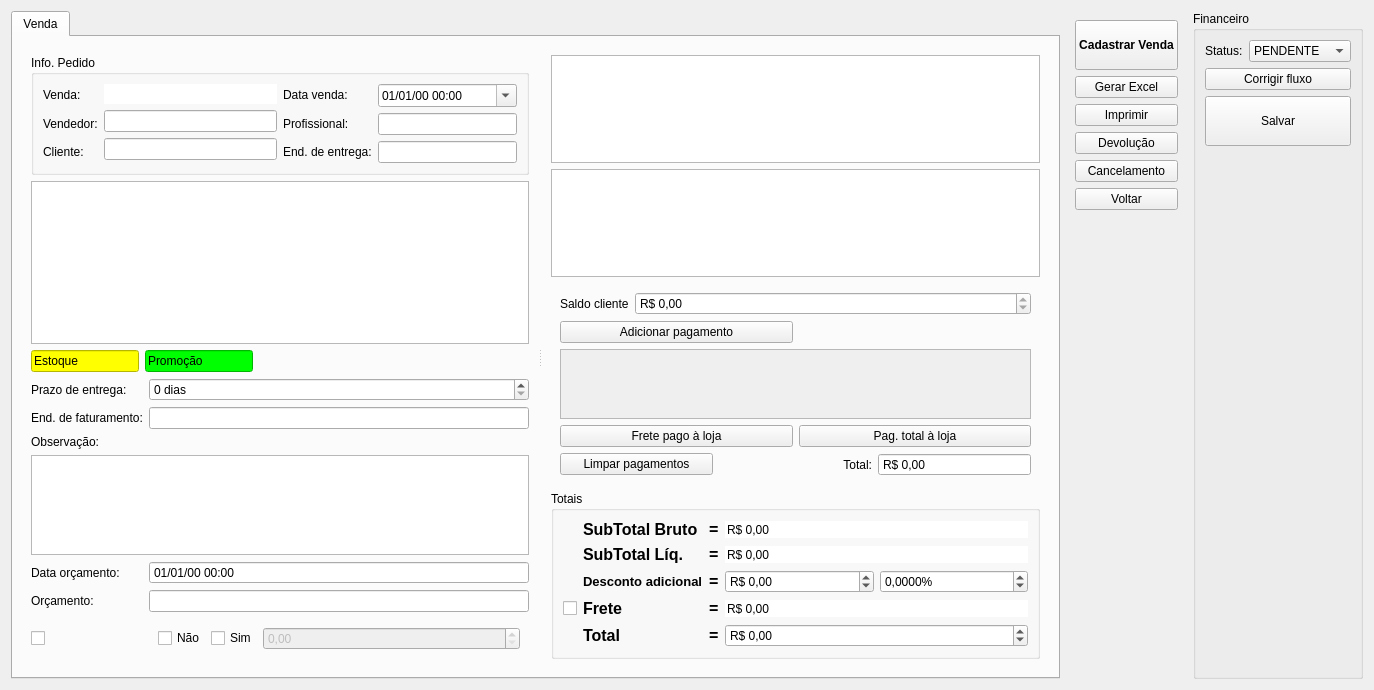
Old version of the form ui/venda.ui in the repository darktorres/ERP-STACCATO.
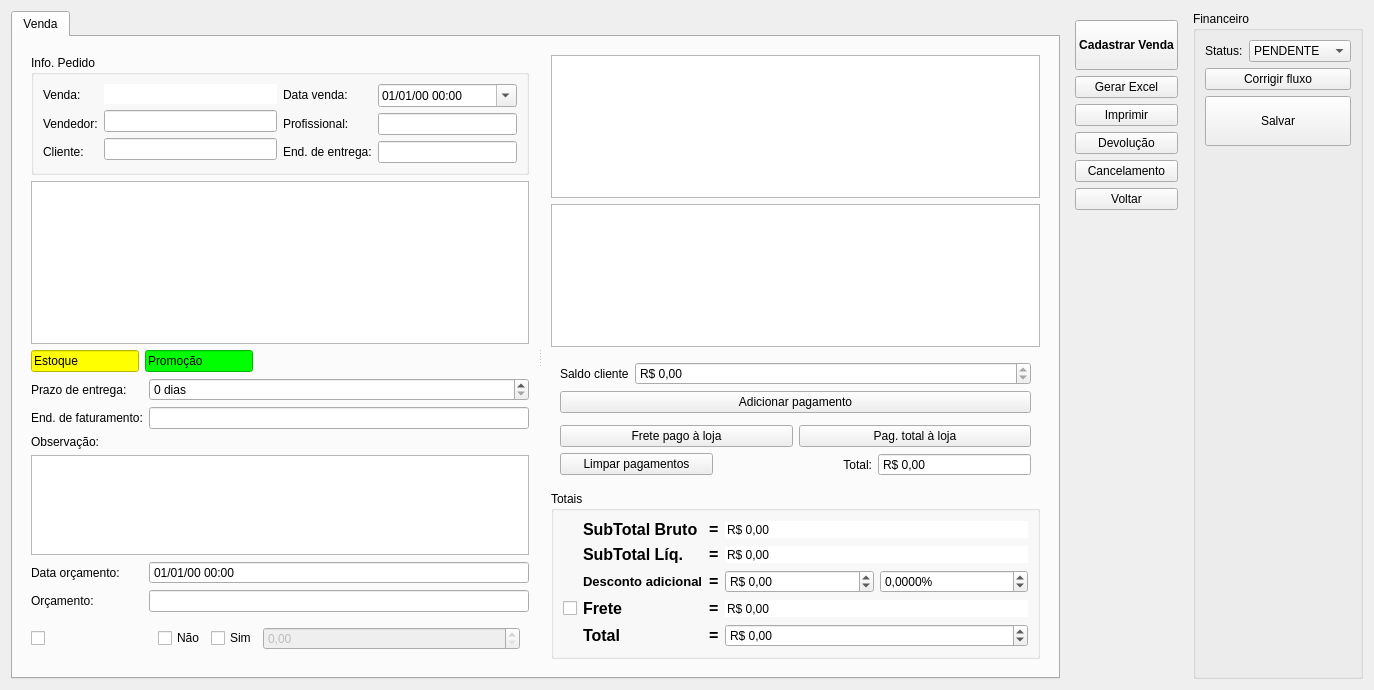
New version of the form. Custom widgets are drawn as their Qt base class.

```diff
--- a/ui/venda.ui
+++ b/ui/venda.ui
@@ -467,10 +467,13 @@
            <item row="2" column="0">
             <widget class="QFrame" name="framePagamentos_2">
              <layout class="QGridLayout" name="gridLayout_9">
-              <item row="1" column="0">
-               <widget class="QPushButton" name="pushButtonAdicionarPagamento">
+              <item row="2" column="0" colspan="2">
+               <widget class="WidgetPagamentos" name="widgetPgts" native="true"/>
+              </item>
+              <item row="3" column="0">
+               <widget class="QPushButton" name="pushButtonFreteLoja">
                 <property name="text">
-                 <string>Adicionar pagamento</string>
+                 <string>Frete pago à loja</string>
                 </property>
                 <property name="autoDefault">
                  <bool>false</bool>
@@ -526,16 +529,6 @@
                 </item>
                </layout>
               </item>
-              <item row="3" column="0">
-               <widget class="QPushButton" name="pushButtonFreteLoja">
-                <property name="text">
-                 <string>Frete pago à loja</string>
-                </property>
-                <property name="autoDefault">
-                 <bool>false</bool>
-                </property>
-               </widget>
-              </item>
               <item row="3" column="1">
                <widget class="QPushButton" name="pushButtonPgtLoja">
                 <property name="text">
@@ -585,22 +578,14 @@
                 </item>
                </layout>
               </item>
-              <item row="2" column="0" colspan="2">
-               <widget class="QScrollArea" name="scrollArea">
-                <property name="widgetResizable">
-                 <bool>true</bool>
+              <item row="1" column="0" colspan="2">
+               <widget class="QPushButton" name="pushButtonAdicionarPagamento">
+                <property name="text">
+                 <string>Adicionar pagamento</string>
                 </property>
-                <widget class="QWidget" name="scrollAreaWidgetContents">
-                 <property name="geometry">
-                  <rect>
-                   <x>0</x>
-                   <y>0</y>
-                   <width>499</width>
-                   <height>68</height>
-                  </rect>
-                 </property>
-                 <layout class="QVBoxLayout" name="verticalLayout_3"/>
-                </widget>
+                <property name="autoDefault">
+                 <bool>false</bool>
+                </property>
                </widget>
               </item>
              </layout>
@@ -1232,6 +1217,12 @@
    <extends>QLineEdit</extends>
    <header>src/itembox.h</header>
   </customwidget>
+  <customwidget>
+   <class>WidgetPagamentos</class>
+   <extends>QWidget</extends>
+   <header>src/widgetpagamentos.h</header>
+   <container>1</container>
+  </customwidget>
  </customwidgets>
  <tabstops>
   <tabstop>tabWidget</tabstop>
```
